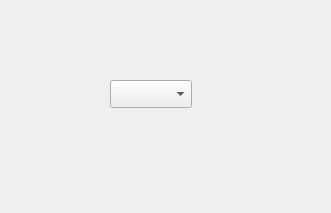
First picture: the form in cs2_lab_final_project/editroleform.ui, repository Hamdy410/CS2_lab_finalProject, before the edit.
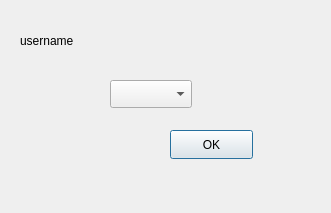
Second picture: the form after the edit.

Commit message: the edit role form is working, the edit function is admin page is now working

The edit to the form file:
```diff
--- a/cs2_lab_final_project/editroleform.ui
+++ b/cs2_lab_final_project/editroleform.ui
@@ -27,21 +27,32 @@
      <string/>
     </property>
    </item>
-   <item>
-    <property name="text">
-     <string>Admin</string>
-    </property>
-   </item>
-   <item>
+  </widget>
+  <widget class="QLabel" name="usernameLabel">
+   <property name="geometry">
+    <rect>
+     <x>20</x>
+     <y>30</y>
+     <width>91</width>
+     <height>21</height>
+    </rect>
+   </property>
     <property name="text">
-     <string>Manager</string>
-    </property>
-   </item>
-   <item>
+    <string>username</string>
+   </property>
+  </widget>
+  <widget class="QPushButton" name="pushButton_OK">
+   <property name="geometry">
+    <rect>
+     <x>170</x>
+     <y>130</y>
+     <width>83</width>
+     <height>29</height>
+    </rect>
+   </property>
     <property name="text">
-     <string>Staff</string>
-    </property>
-   </item>
+    <string>OK</string>
+   </property>
   </widget>
  </widget>
  <resources/>
```
Lines whose indentation alone changed are shown as unchanged. The commit also changes 4 other files.
